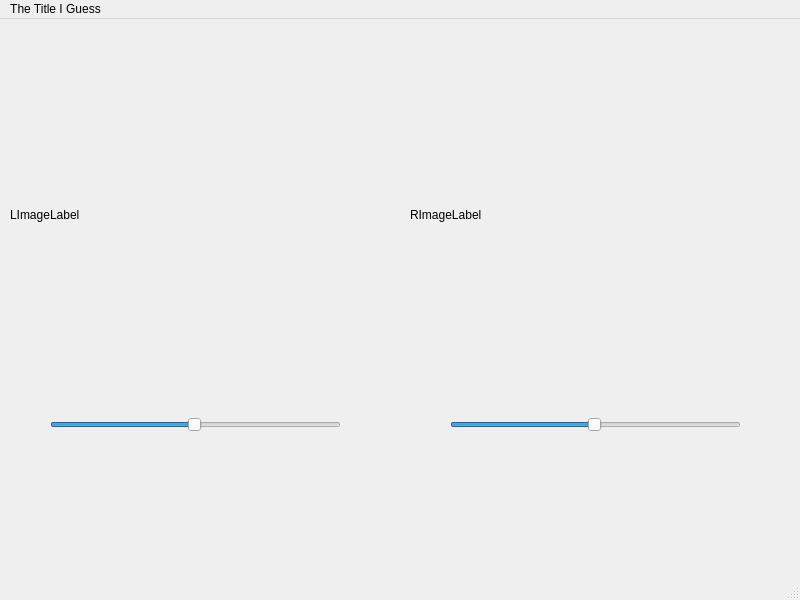
This is mainwindow.ui in mitbailey/Qt_GUI as Qt 5 draws it before an edit. The edited form follows.
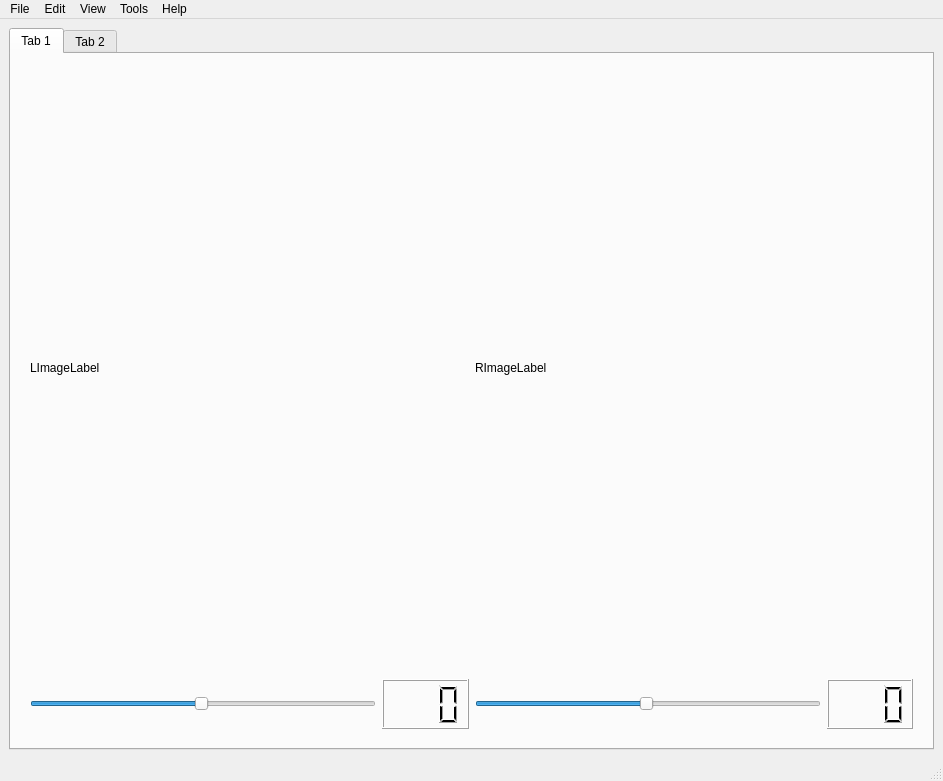
This is the edited form. The open tabs and pages were chosen to show the change. Custom widgets are drawn as their Qt base class.

Commit message: Resizable layout, beginning to implement graphs.

```diff
--- a/mainwindow.ui
+++ b/mainwindow.ui
@@ -6,102 +6,299 @@
    <rect>
     <x>0</x>
     <y>0</y>
-    <width>800</width>
-    <height>600</height>
+    <width>943</width>
+    <height>781</height>
    </rect>
   </property>
   <property name="windowTitle">
    <string>MainWindow</string>
   </property>
   <widget class="QWidget" name="centralwidget">
-   <widget class="QLabel" name="RImageLabel">
-    <property name="geometry">
-     <rect>
-      <x>410</x>
-      <y>10</y>
-      <width>371</width>
-      <height>371</height>
-     </rect>
-    </property>
-    <property name="text">
-     <string>RImageLabel</string>
-    </property>
-   </widget>
-   <widget class="QSlider" name="RImageSizeSlider">
-    <property name="geometry">
-     <rect>
-      <x>450</x>
-      <y>390</y>
-      <width>291</width>
-      <height>31</height>
-     </rect>
-    </property>
-    <property name="minimum">
-     <number>1</number>
-    </property>
-    <property name="maximum">
-     <number>100</number>
-    </property>
-    <property name="value">
-     <number>50</number>
-    </property>
-    <property name="orientation">
-     <enum>Qt::Horizontal</enum>
-    </property>
-   </widget>
-   <widget class="QAdvSlider" name="LImageSizeSlider">
-    <property name="geometry">
-     <rect>
-      <x>50</x>
-      <y>390</y>
-      <width>291</width>
-      <height>31</height>
-     </rect>
-    </property>
-    <property name="minimum">
-     <number>1</number>
-    </property>
-    <property name="maximum">
-     <number>100</number>
-    </property>
-    <property name="value">
-     <number>50</number>
-    </property>
-    <property name="orientation">
-     <enum>Qt::Horizontal</enum>
-    </property>
-   </widget>
-   <widget class="QLabel" name="LImageLabel">
-    <property name="geometry">
-     <rect>
-      <x>10</x>
-      <y>10</y>
-      <width>371</width>
-      <height>371</height>
-     </rect>
-    </property>
-    <property name="text">
-     <string>LImageLabel</string>
-    </property>
-   </widget>
+   <layout class="QGridLayout" name="gridLayout">
+    <item row="0" column="0">
+     <widget class="QTabWidget" name="tabWidget">
+      <property name="currentIndex">
+       <number>1</number>
+      </property>
+      <widget class="QWidget" name="tab_1">
+       <attribute name="title">
+        <string>Tab 1</string>
+       </attribute>
+       <layout class="QGridLayout" name="gridLayout_2">
+        <item row="0" column="0">
+         <layout class="QVBoxLayout" name="verticalLayout_2" stretch="10,1">
+          <property name="sizeConstraint">
+           <enum>QLayout::SetMaximumSize</enum>
+          </property>
+          <property name="leftMargin">
+           <number>5</number>
+          </property>
+          <property name="topMargin">
+           <number>5</number>
+          </property>
+          <property name="rightMargin">
+           <number>5</number>
+          </property>
+          <property name="bottomMargin">
+           <number>5</number>
+          </property>
+          <item>
+           <layout class="QHBoxLayout" name="horizontalLayout_3" stretch="1,1">
+            <property name="leftMargin">
+             <number>5</number>
+            </property>
+            <property name="topMargin">
+             <number>5</number>
+            </property>
+            <property name="rightMargin">
+             <number>5</number>
+            </property>
+            <property name="bottomMargin">
+             <number>5</number>
+            </property>
+            <item>
+             <widget class="QLabel" name="LImageLabel">
+              <property name="sizePolicy">
+               <sizepolicy hsizetype="Ignored" vsizetype="Ignored">
+                <horstretch>0</horstretch>
+                <verstretch>0</verstretch>
+               </sizepolicy>
+              </property>
+              <property name="text">
+               <string>LImageLabel</string>
+              </property>
+             </widget>
+            </item>
+            <item>
+             <widget class="QLabel" name="RImageLabel">
+              <property name="sizePolicy">
+               <sizepolicy hsizetype="Ignored" vsizetype="Ignored">
+                <horstretch>0</horstretch>
+                <verstretch>0</verstretch>
+               </sizepolicy>
+              </property>
+              <property name="text">
+               <string>RImageLabel</string>
+              </property>
+             </widget>
+            </item>
+           </layout>
+          </item>
+          <item>
+           <layout class="QHBoxLayout" name="horizontalLayout_2">
+            <property name="sizeConstraint">
+             <enum>QLayout::SetFixedSize</enum>
+            </property>
+            <property name="leftMargin">
+             <number>5</number>
+            </property>
+            <property name="topMargin">
+             <number>5</number>
+            </property>
+            <property name="rightMargin">
+             <number>5</number>
+            </property>
+            <property name="bottomMargin">
+             <number>5</number>
+            </property>
+            <item>
+             <widget class="QAdvSlider" name="LImageSizeSlider">
+              <property name="sizePolicy">
+               <sizepolicy hsizetype="Expanding" vsizetype="Fixed">
+                <horstretch>4</horstretch>
+                <verstretch>0</verstretch>
+               </sizepolicy>
+              </property>
+              <property name="minimum">
+               <number>1</number>
+              </property>
+              <property name="maximum">
+               <number>100</number>
+              </property>
+              <property name="value">
+               <number>50</number>
+              </property>
+              <property name="orientation">
+               <enum>Qt::Horizontal</enum>
+              </property>
+             </widget>
+            </item>
+            <item>
+             <widget class="QLCDNumber" name="lcdNumberL">
+              <property name="sizePolicy">
+               <sizepolicy hsizetype="Minimum" vsizetype="Expanding">
+                <horstretch>1</horstretch>
+                <verstretch>0</verstretch>
+               </sizepolicy>
+              </property>
+              <property name="smallDecimalPoint">
+               <bool>true</bool>
+              </property>
+              <property name="digitCount">
+               <number>3</number>
+              </property>
+             </widget>
+            </item>
+            <item>
+             <widget class="QAdvSlider" name="RImageSizeSlider">
+              <property name="sizePolicy">
+               <sizepolicy hsizetype="Expanding" vsizetype="Fixed">
+                <horstretch>4</horstretch>
+                <verstretch>0</verstretch>
+               </sizepolicy>
+              </property>
+              <property name="minimum">
+               <number>1</number>
+              </property>
+              <property name="maximum">
+               <number>100</number>
+              </property>
+              <property name="value">
+               <number>50</number>
+              </property>
+              <property name="orientation">
+               <enum>Qt::Horizontal</enum>
+              </property>
+             </widget>
+            </item>
+            <item>
+             <widget class="QLCDNumber" name="lcdNumberR">
+              <property name="sizePolicy">
+               <sizepolicy hsizetype="Minimum" vsizetype="Expanding">
+                <horstretch>1</horstretch>
+                <verstretch>0</verstretch>
+               </sizepolicy>
+              </property>
+              <property name="smallDecimalPoint">
+               <bool>true</bool>
+              </property>
+              <property name="digitCount">
+               <number>3</number>
+              </property>
+             </widget>
+            </item>
+           </layout>
+          </item>
+         </layout>
+        </item>
+       </layout>
+      </widget>
+      <widget class="QWidget" name="tab_2">
+       <attribute name="title">
+        <string>Tab 2</string>
+       </attribute>
+      </widget>
+     </widget>
+    </item>
+   </layout>
   </widget>
+  <widget class="QStatusBar" name="statusbar"/>
   <widget class="QMenuBar" name="menubar">
    <property name="geometry">
     <rect>
      <x>0</x>
      <y>0</y>
-     <width>800</width>
+     <width>943</width>
      <height>21</height>
     </rect>
    </property>
    <widget class="QMenu" name="menuThe_Title_I_Guess">
     <property name="title">
-     <string>The Title I Guess</string>
+     <string>File</string>
     </property>
+    <addaction name="actionSave"/>
+    <addaction name="actionLoad"/>
+   </widget>
+   <widget class="QMenu" name="menuFile">
+    <property name="title">
+     <string>Edit</string>
+    </property>
+    <addaction name="actionEdit_Stuff_IDK"/>
+   </widget>
+   <widget class="QMenu" name="menuHelp">
+    <property name="title">
+     <string>View</string>
+    </property>
+    <addaction name="actionO_O"/>
+   </widget>
+   <widget class="QMenu" name="menuTools">
+    <property name="title">
+     <string>Tools</string>
+    </property>
+    <addaction name="actionScrewdriver"/>
+    <addaction name="actionHammer"/>
+   </widget>
+   <widget class="QMenu" name="menuHelp_2">
+    <property name="title">
+     <string>Help</string>
+    </property>
+    <addaction name="actionManual"/>
+    <addaction name="actionDocumentation"/>
+    <addaction name="actionGitHub_Code"/>
+    <addaction name="actionAbout"/>
+    <addaction name="actionLICENSE"/>
    </widget>
    <addaction name="menuThe_Title_I_Guess"/>
+   <addaction name="menuFile"/>
+   <addaction name="menuHelp"/>
+   <addaction name="menuTools"/>
+   <addaction name="menuHelp_2"/>
   </widget>
-  <widget class="QStatusBar" name="statusbar"/>
+  <action name="actionSave">
+   <property name="text">
+    <string>Save</string>
+   </property>
+  </action>
+  <action name="actionLoad">
+   <property name="text">
+    <string>Load</string>
+   </property>
+  </action>
+  <action name="actionEdit_Stuff_IDK">
+   <property name="text">
+    <string>Edit Stuff, IDK</string>
+   </property>
+  </action>
+  <action name="actionO_O">
+   <property name="text">
+    <string>O_O</string>
+   </property>
+  </action>
+  <action name="actionScrewdriver">
+   <property name="text">
+    <string>Screwdriver</string>
+   </property>
+  </action>
+  <action name="actionHammer">
+   <property name="text">
+    <string>Hammer</string>
+   </property>
+  </action>
+  <action name="actionManual">
+   <property name="text">
+    <string>Manual</string>
+   </property>
+  </action>
+  <action name="actionDocumentation">
+   <property name="text">
+    <string>Documentation</string>
+   </property>
+  </action>
+  <action name="actionGitHub_Code">
+   <property name="text">
+    <string>Source Code</string>
+   </property>
+  </action>
+  <action name="actionAbout">
+   <property name="text">
+    <string>About</string>
+   </property>
+  </action>
+  <action name="actionLICENSE">
+   <property name="text">
+    <string>LICENSE</string>
+   </property>
+  </action>
  </widget>
  <customwidgets>
   <customwidget>
```
The commit also changes 7 other files.
